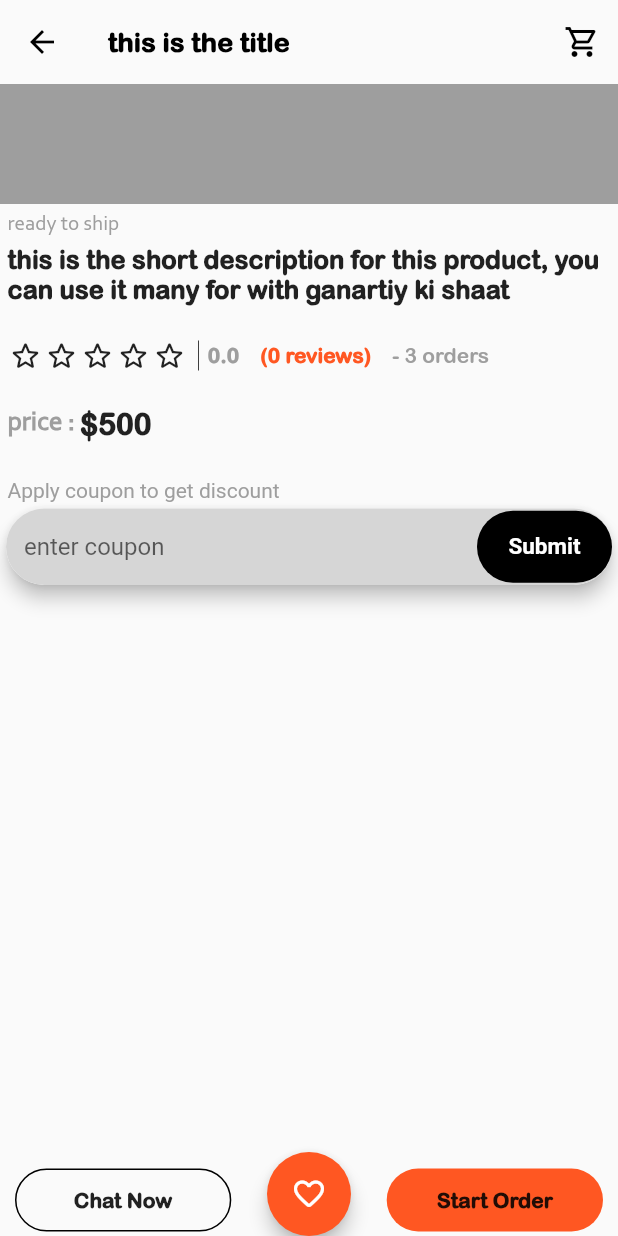
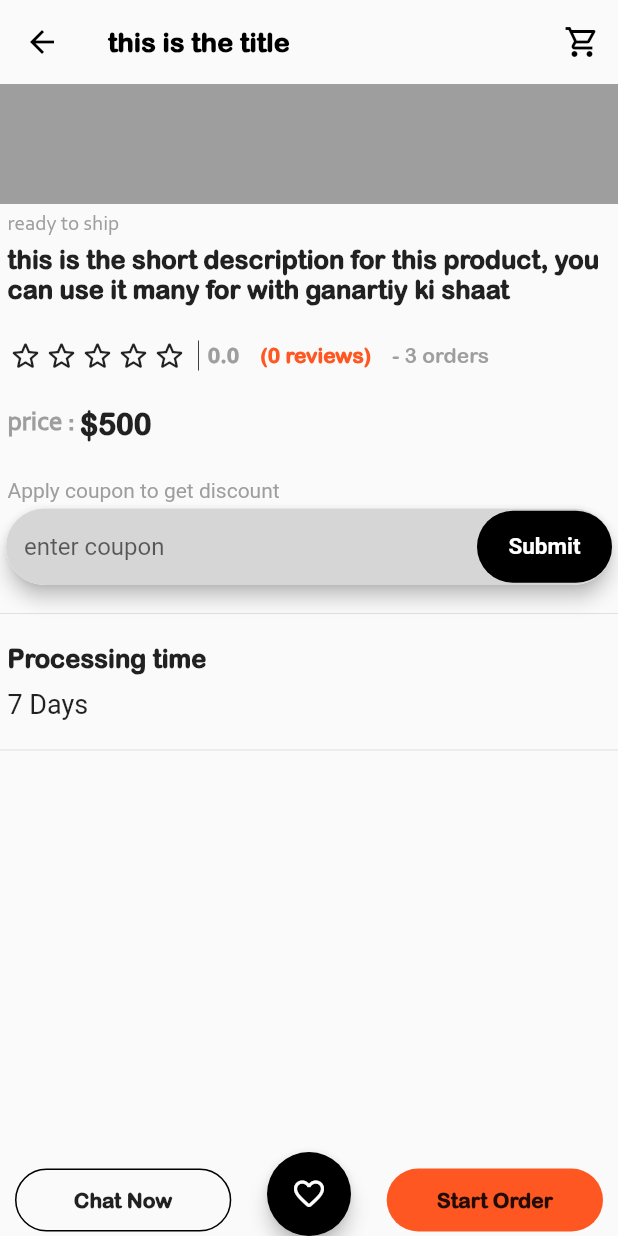
Before and after one commit to yarahman/global_bazar, a Flutter app: the ProductDetailScreen screen opened by its route, on a phone screen of 412 x 824 dp. Run offline on Flutter 3.47's test engine with Material 2 defaults, Android fonts, the phone set to English and light mode, and no system bars; our stand-ins replace flutter_image_slideshow; network calls fail.

Commit message:
modify product detail screen

```diff
--- a/lib/screens/android/product_detail_screen.dart
+++ b/lib/screens/android/product_detail_screen.dart
@@ -189,7 +189,9 @@ class ProductDetailScreen extends StatelessWidget {
                       30.0,
                     ),
                   ),
-                  child: Stack(alignment: Alignment.centerRight, children: [
+                  child: Stack(
+                    alignment: Alignment.centerRight,
+                    children: [
                       TextField(
                         decoration: InputDecoration(
                           hintText: 'enter coupon',
@@ -248,7 +250,54 @@ class ProductDetailScreen extends StatelessWidget {
                           ),
                         ),
                       ),
-                  ]),
+                    ],
+                  ),
+                ),
+                const SizedBox(
+                  height: 10.0,
+                ),
+                const Divider(
+                  color: Colors.grey,
+                  height: 10,
+                  thickness: 0.2,
+                ),
+                const SizedBox(
+                  height: 15.0,
+                ),
+                const Padding(
+                  padding: EdgeInsets.only(
+                    left: 5.0,
+                  ),
+                  child: Text(
+                    'Processing time',
+                    style: TextStyle(
+                      fontWeight: FontWeight.bold,
+                      fontSize: 17.0,
+                      fontFamily: Style.ard,
+                    ),
+                  ),
+                ),
+                const SizedBox(
+                  height: 10.0,
+                ),
+                const Padding(
+                  padding: EdgeInsets.only(
+                    left: 5.0,
+                  ),
+                  child: Text(
+                    '7 Days',
+                    style: TextStyle(
+                      fontSize: 18.0,
+                    ),
+                  ),
+                ),
+                const SizedBox(
+                  height: 15.0,
+                ),
+                const Divider(
+                  color: Colors.grey,
+                  height: 10,
+                  thickness: 0.2,
                 ),
               ],
             ),
@@ -307,7 +356,7 @@ class ProductDetailScreen extends StatelessWidget {
       floatingActionButton: FloatingActionButton(
         tooltip: 'make this favorite',
         elevation: 5.0,
-        backgroundColor: Style.defaultColor,
+        backgroundColor: Style.isDark ? Colors.grey : Colors.black,
         onPressed: () {},
         child: const Icon(
           Icons.favorite_border_rounded,
```
Lines whose indentation alone changed are shown as unchanged.
